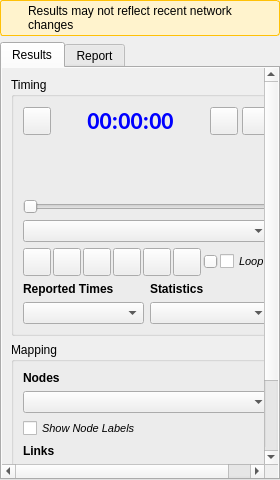
First picture: the form in ui/analysis/qgisred_results_dock.ui, repository qgisred/QGISRed, before the edit.
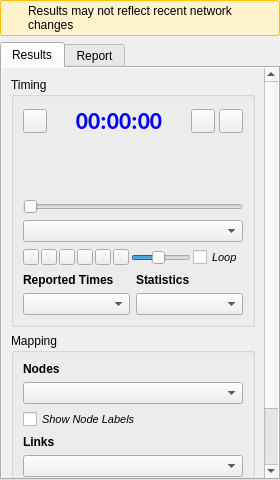
Second picture: the form after the edit.

Commit message: Results: Small buttons and fix issue with min width

```diff
--- a/ui/analysis/qgisred_results_dock.ui
+++ b/ui/analysis/qgisred_results_dock.ui
@@ -169,23 +169,8 @@
                           <verstretch>0</verstretch>
                          </sizepolicy>
                         </property>
-                        <property name="minimumSize">
-                         <size>
-                          <width>28</width>
-                          <height>28</height>
-                         </size>
-                        </property>
                         <property name="maximumSize">
                          <size>
-                          <width>28</width>
-                          <height>28</height>
-                         </size>
-                        </property>
-                        <property name="text">
-                         <string/>
-                        </property>
-                        <property name="iconSize">
-                         <size>
                           <width>24</width>
                           <height>24</height>
                          </size>
@@ -271,23 +256,8 @@
                           <verstretch>0</verstretch>
                          </sizepolicy>
                         </property>
-                        <property name="minimumSize">
-                         <size>
-                          <width>28</width>
-                          <height>28</height>
-                         </size>
-                        </property>
                         <property name="maximumSize">
                          <size>
-                          <width>28</width>
-                          <height>28</height>
-                         </size>
-                        </property>
-                        <property name="text">
-                         <string/>
-                        </property>
-                        <property name="iconSize">
-                         <size>
                           <width>24</width>
                           <height>24</height>
                          </size>
@@ -305,22 +275,10 @@
                           <verstretch>0</verstretch>
                          </sizepolicy>
                         </property>
-                        <property name="minimumSize">
-                         <size>
-                          <width>28</width>
-                          <height>28</height>
-                         </size>
-                        </property>
-                        <property name="maximumSize">
-                         <size>
-                          <width>28</width>
-                          <height>28</height>
-                         </size>
-                        </property>
                         <property name="text">
                          <string/>
                         </property>
-                        <property name="iconSize">
+                        <property name="maximumSize">
                          <size>
                           <width>24</width>
                           <height>24</height>
@@ -491,193 +449,67 @@
                          <number>2</number>
                         </property>
                         <item>
-                         <widget class="QPushButton" name="btInitTime">
-                          <property name="sizePolicy">
-                           <sizepolicy hsizetype="Fixed" vsizetype="Fixed">
-                            <horstretch>0</horstretch>
-                            <verstretch>0</verstretch>
-                           </sizepolicy>
-                          </property>
-                          <property name="minimumSize">
-                           <size>
-                            <width>28</width>
-                            <height>28</height>
-                           </size>
-                          </property>
+                         <widget class="QToolButton" name="btInitTime">
                           <property name="maximumSize">
                            <size>
-                            <width>28</width>
-                            <height>28</height>
+                            <width>16</width>
+                            <height>16</height>
                            </size>
                           </property>
-                          <property name="text">
-                           <string/>
-                          </property>
-                          <property name="iconSize">
-                           <size>
-                            <width>24</width>
-                            <height>24</height>
-                           </size>
-                          </property>
                          </widget>
                         </item>
                         <item>
-                         <widget class="QPushButton" name="btLessTime">
-                          <property name="sizePolicy">
-                           <sizepolicy hsizetype="Fixed" vsizetype="Fixed">
-                            <horstretch>0</horstretch>
-                            <verstretch>0</verstretch>
-                           </sizepolicy>
-                          </property>
-                          <property name="minimumSize">
-                           <size>
-                            <width>28</width>
-                            <height>28</height>
-                           </size>
-                          </property>
+                         <widget class="QToolButton" name="btLessTime">
                           <property name="maximumSize">
                            <size>
-                            <width>28</width>
-                            <height>28</height>
+                            <width>16</width>
+                            <height>16</height>
                            </size>
                           </property>
-                          <property name="text">
-                           <string/>
-                          </property>
-                          <property name="iconSize">
-                           <size>
-                            <width>24</width>
-                            <height>24</height>
-                           </size>
-                          </property>
                          </widget>
                         </item>
                         <item>
-                         <widget class="QPushButton" name="btPlayBackward">
-                          <property name="sizePolicy">
-                           <sizepolicy hsizetype="Fixed" vsizetype="Fixed">
-                            <horstretch>0</horstretch>
-                            <verstretch>0</verstretch>
-                           </sizepolicy>
-                          </property>
-                          <property name="minimumSize">
-                           <size>
-                            <width>28</width>
-                            <height>28</height>
-                           </size>
-                          </property>
-                          <property name="maximumSize">
-                           <size>
-                            <width>28</width>
-                            <height>28</height>
-                           </size>
-                          </property>
-                          <property name="text">
-                           <string/>
-                          </property>
+                         <widget class="QToolButton" name="btPlayBackward">
                           <property name="checkable">
                            <bool>true</bool>
                           </property>
-                          <property name="iconSize">
+                          <property name="maximumSize">
                            <size>
-                            <width>24</width>
-                            <height>24</height>
+                            <width>16</width>
+                            <height>16</height>
                            </size>
                           </property>
                          </widget>
                         </item>
                         <item>
-                         <widget class="QPushButton" name="btPlayForward">
-                          <property name="sizePolicy">
-                           <sizepolicy hsizetype="Fixed" vsizetype="Fixed">
-                            <horstretch>0</horstretch>
-                            <verstretch>0</verstretch>
-                           </sizepolicy>
-                          </property>
-                          <property name="minimumSize">
-                           <size>
-                            <width>28</width>
-                            <height>28</height>
-                           </size>
-                          </property>
-                          <property name="maximumSize">
-                           <size>
-                            <width>28</width>
-                            <height>28</height>
-                           </size>
-                          </property>
-                          <property name="text">
-                           <string/>
-                          </property>
+                         <widget class="QToolButton" name="btPlayForward">
                           <property name="checkable">
                            <bool>true</bool>
                           </property>
-                          <property name="iconSize">
+                          <property name="maximumSize">
                            <size>
-                            <width>24</width>
-                            <height>24</height>
+                            <width>16</width>
+                            <height>16</height>
                            </size>
                           </property>
                          </widget>
                         </item>
                         <item>
-                         <widget class="QPushButton" name="btMoreTime">
-                          <property name="sizePolicy">
-                           <sizepolicy hsizetype="Fixed" vsizetype="Fixed">
-                            <horstretch>0</horstretch>
-                            <verstretch>0</verstretch>
-                           </sizepolicy>
-                          </property>
-                          <property name="minimumSize">
-                           <size>
-                            <width>28</width>
-                            <height>28</height>
-                           </size>
-                          </property>
+                         <widget class="QToolButton" name="btMoreTime">
                           <property name="maximumSize">
                            <size>
-                            <width>28</width>
-                            <height>28</height>
+                            <width>16</width>
+                            <height>16</height>
                            </size>
                           </property>
-                          <property name="text">
-                           <string/>
-                          </property>
-                          <property name="iconSize">
-                           <size>
-                            <width>24</width>
-                            <height>24</height>
-                           </size>
-                          </property>
                          </widget>
                         </item>
                         <item>
-                         <widget class="QPushButton" name="btEndTime">
-                          <property name="sizePolicy">
-                           <sizepolicy hsizetype="Fixed" vsizetype="Fixed">
-                            <horstretch>0</horstretch>
-                            <verstretch>0</verstretch>
-                           </sizepolicy>
-                          </property>
-                          <property name="minimumSize">
-                           <size>
-                            <width>28</width>
-                            <height>28</height>
-                           </size>
-                          </property>
+                         <widget class="QToolButton" name="btEndTime">
                           <property name="maximumSize">
                            <size>
-                            <width>28</width>
-                            <height>28</height>
-                           </size>
-                          </property>
-                          <property name="text">
-                           <string/>
-                          </property>
-                          <property name="iconSize">
-                           <size>
-                            <width>24</width>
-                            <height>24</height>
+                            <width>16</width>
+                            <height>16</height>
                            </size>
                           </property>
                          </widget>
@@ -750,6 +582,9 @@
                            <verstretch>0</verstretch>
                           </sizepolicy>
                          </property>
+                         <property name="sizeAdjustPolicy">
+                          <enum>QComboBox::AdjustToMinimumContentsLength</enum>
+                         </property>
                         </widget>
                        </item>
                       </layout>
@@ -780,6 +615,9 @@
                            <verstretch>0</verstretch>
                           </sizepolicy>
                          </property>
+                         <property name="sizeAdjustPolicy">
+                          <enum>QComboBox::AdjustToMinimumContentsLength</enum>
+                         </property>
                         </widget>
                        </item>
                       </layout>
```
Left out of the diff: 7 changed lines with no effect on the pictures.
